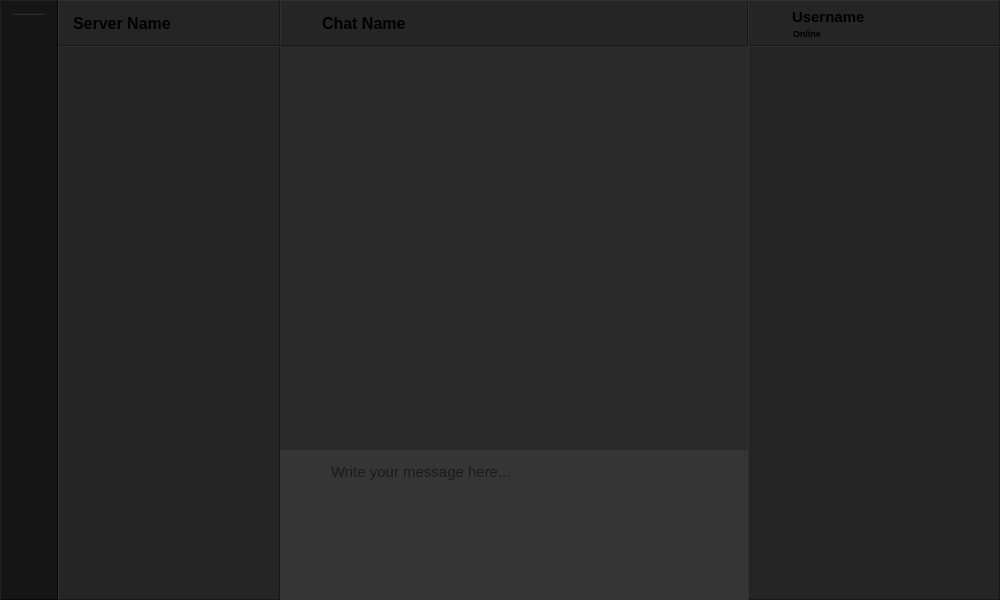
Old version of the form widgets/main_page/main_page.ui in the repository LiquidIce64/ScatterComms.
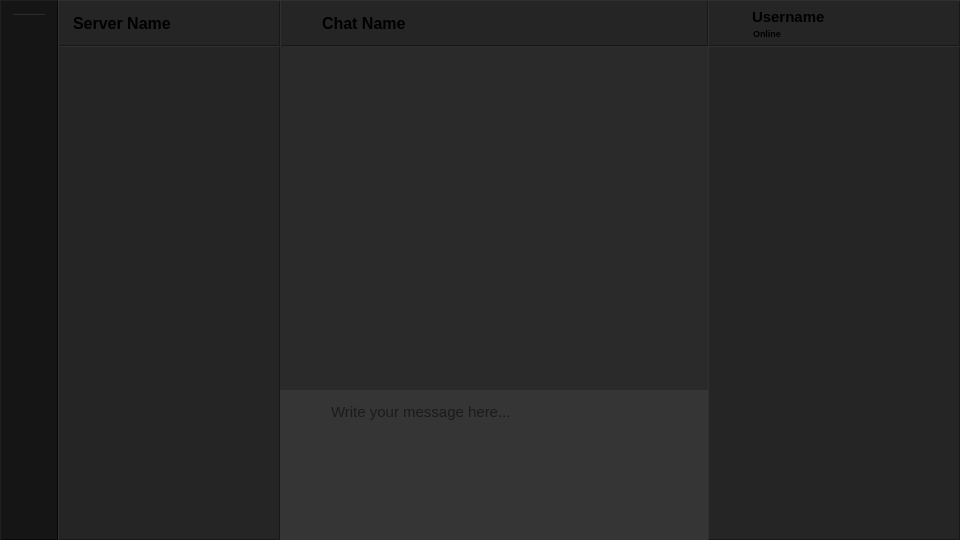
New version of the form. Icons and pictures are not drawn. Custom widgets are drawn as their Qt base class.

Commit message: Adjusted minimum window size to be a quarter of 1080p

```diff
--- a/widgets/main_page/main_page.ui
+++ b/widgets/main_page/main_page.ui
@@ -6,14 +6,14 @@
    <rect>
     <x>0</x>
     <y>0</y>
-    <width>1000</width>
-    <height>600</height>
+    <width>960</width>
+    <height>540</height>
    </rect>
   </property>
   <property name="minimumSize">
    <size>
-    <width>1000</width>
-    <height>600</height>
+    <width>960</width>
+    <height>540</height>
    </size>
   </property>
   <property name="windowTitle">
@@ -399,7 +399,7 @@
            <x>0</x>
            <y>0</y>
            <width>52</width>
-           <height>586</height>
+           <height>526</height>
           </rect>
          </property>
          <layout class="QVBoxLayout" name="layout_servers">
@@ -822,7 +822,7 @@
            <x>0</x>
            <y>0</y>
            <width>220</width>
-           <height>552</height>
+           <height>492</height>
           </rect>
          </property>
          <layout class="QVBoxLayout" name="layout_scroll_chatlist">
@@ -923,7 +923,7 @@
            <x>0</x>
            <y>0</y>
            <width>250</width>
-           <height>552</height>
+           <height>492</height>
           </rect>
          </property>
          <layout class="QVBoxLayout" name="layout_memberlist">
@@ -1005,8 +1005,8 @@
           <rect>
            <x>0</x>
            <y>0</y>
-           <width>468</width>
-           <height>404</height>
+           <width>428</width>
+           <height>344</height>
           </rect>
          </property>
          <property name="sizePolicy">
```
